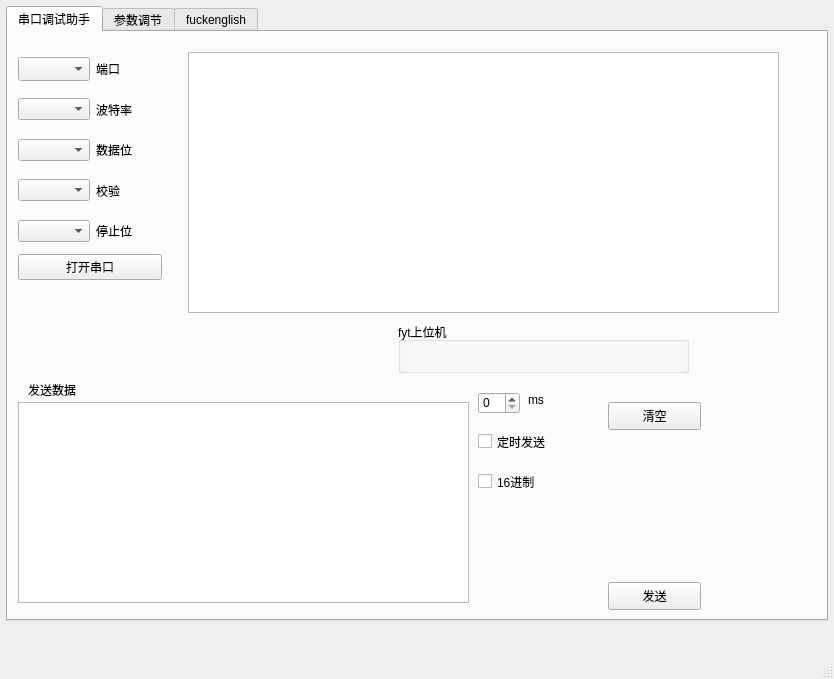
duan-jia/fyt_shangweiji, file mainwindow.ui: the form before one commit.
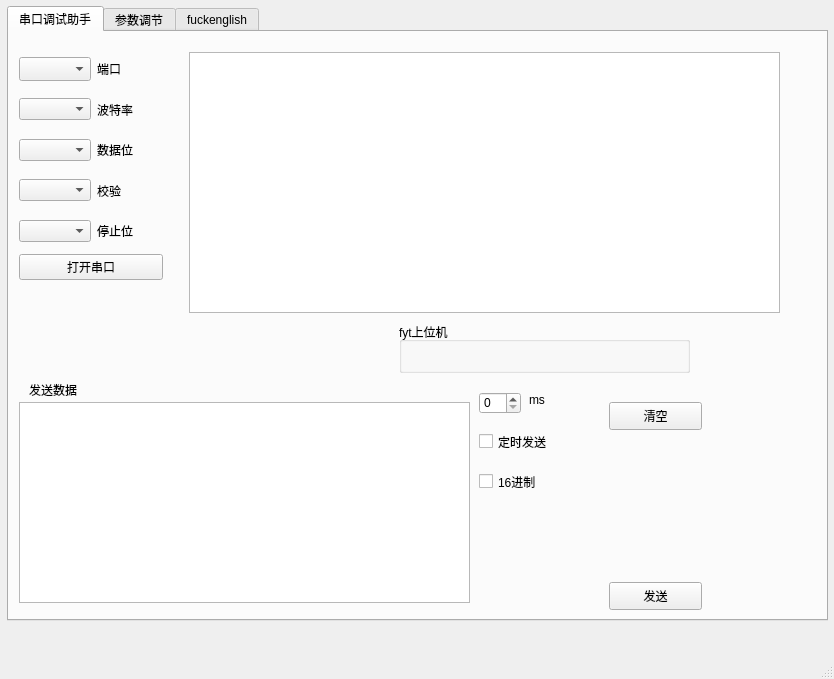
The form after the commit. Custom widgets are drawn as their Qt base class.

```diff
--- a/mainwindow.ui
+++ b/mainwindow.ui
@@ -17,9 +17,9 @@
    <widget class="QTabWidget" name="tabWidget">
     <property name="geometry">
      <rect>
-      <x>6</x>
+      <x>7</x>
       <y>6</y>
-      <width>822</width>
+      <width>821</width>
       <height>615</height>
      </rect>
     </property>
```
Left out of the diff: 2 changed lines with no effect on the pictures.
